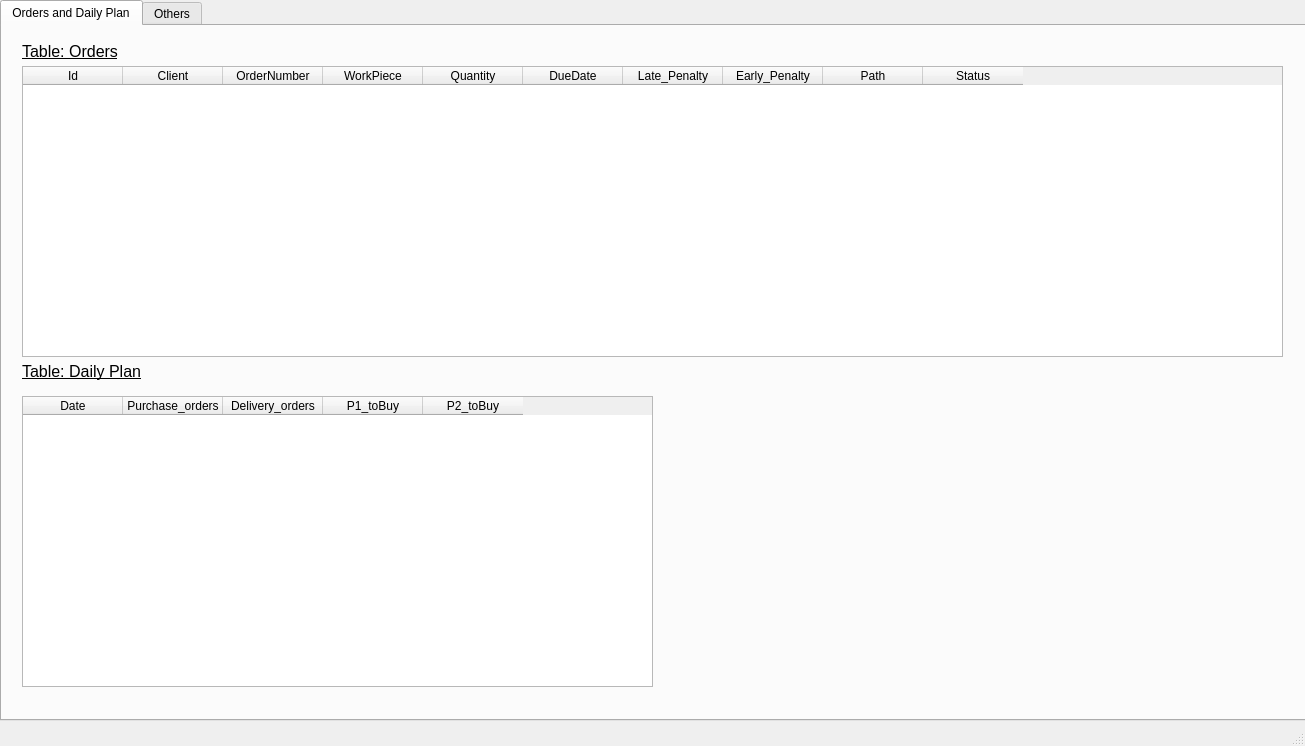
This is ERP/DesignInterfaceErp.ui in zemendes1/Shop-Floor-Manager as Qt 5 draws it before an edit. The edited form follows.
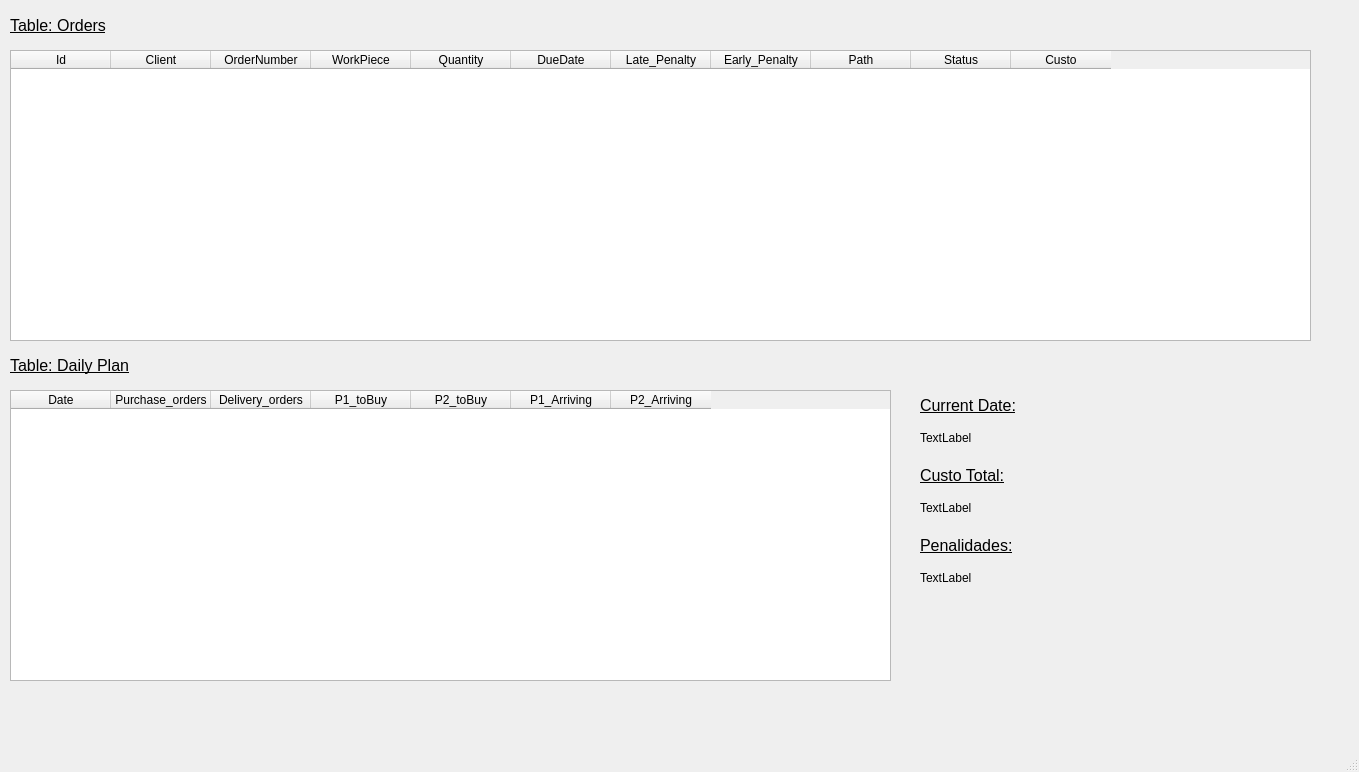
This is the edited form. The open tabs and pages were chosen to show the change.

Commit message: ERP Interface final

What changed in the file:
```diff
--- a/ERP/DesignInterfaceErp.ui
+++ b/ERP/DesignInterfaceErp.ui
@@ -6,84 +6,33 @@
    <rect>
     <x>0</x>
     <y>0</y>
-    <width>1305</width>
-    <height>746</height>
+    <width>1359</width>
+    <height>772</height>
    </rect>
   </property>
   <property name="windowTitle">
    <string>MainWindow</string>
   </property>
   <widget class="QWidget" name="centralwidget">
-   <widget class="QTabWidget" name="tabWidget">
+   <widget class="QLabel" name="label">
     <property name="geometry">
      <rect>
-      <x>0</x>
-      <y>0</y>
-      <width>1331</width>
-      <height>721</height>
-     </rect>
-    </property>
-    <property name="currentIndex">
-     <number>1</number>
-    </property>
-    <widget class="QWidget" name="tab">
-     <attribute name="title">
-      <string>Orders and Daily Plan</string>
-     </attribute>
-     <widget class="QTableWidget" name="tableWidget_2">
-      <property name="geometry">
-       <rect>
-        <x>20</x>
-        <y>370</y>
-        <width>631</width>
-        <height>291</height>
-       </rect>
-      </property>
-      <column>
-       <property name="text">
-        <string>Date</string>
-       </property>
-      </column>
-      <column>
-       <property name="text">
-        <string>Purchase_orders</string>
-       </property>
-      </column>
-      <column>
-       <property name="text">
-        <string>Delivery_orders</string>
-       </property>
-      </column>
-      <column>
-       <property name="text">
-        <string>P1_toBuy</string>
-       </property>
-      </column>
-      <column>
-       <property name="text">
-        <string>P2_toBuy</string>
-       </property>
-      </column>
-     </widget>
-     <widget class="QLabel" name="label_2">
-      <property name="geometry">
-       <rect>
-        <x>20</x>
-        <y>330</y>
-        <width>161</width>
+      <x>10</x>
+      <y>10</y>
+      <width>131</width>
         <height>31</height>
        </rect>
       </property>
       <property name="text">
-       <string>&lt;html&gt;&lt;head/&gt;&lt;body&gt;&lt;p&gt;&lt;span style=&quot; font-size:12pt; text-decoration: underline;&quot;&gt;Table: Daily Plan&lt;/span&gt;&lt;/p&gt;&lt;/body&gt;&lt;/html&gt;</string>
+     <string>&lt;html&gt;&lt;head/&gt;&lt;body&gt;&lt;p&gt;&lt;span style=&quot; font-size:12pt; text-decoration: underline;&quot;&gt;Table: Orders&lt;/span&gt;&lt;/p&gt;&lt;/body&gt;&lt;/html&gt;</string>
       </property>
      </widget>
      <widget class="QTableWidget" name="tableWidget">
       <property name="geometry">
        <rect>
-        <x>20</x>
-        <y>40</y>
-        <width>1261</width>
+      <x>10</x>
+      <y>50</y>
+      <width>1301</width>
         <height>291</height>
        </rect>
       </property>
@@ -137,30 +86,75 @@
         <string>Status</string>
        </property>
       </column>
-     </widget>
-     <widget class="QLabel" name="label">
+    <column>
+     <property name="text">
+      <string>Custo</string>
+     </property>
+    </column>
+   </widget>
+   <widget class="QLabel" name="label_2">
       <property name="geometry">
        <rect>
-        <x>20</x>
-        <y>10</y>
-        <width>131</width>
+      <x>10</x>
+      <y>350</y>
+      <width>161</width>
         <height>31</height>
        </rect>
       </property>
       <property name="text">
-       <string>&lt;html&gt;&lt;head/&gt;&lt;body&gt;&lt;p&gt;&lt;span style=&quot; font-size:12pt; text-decoration: underline;&quot;&gt;Table: Orders&lt;/span&gt;&lt;/p&gt;&lt;/body&gt;&lt;/html&gt;</string>
-      </property>
-     </widget>
-    </widget>
-    <widget class="QWidget" name="tab_2">
-     <attribute name="title">
-      <string>Others</string>
-     </attribute>
-     <widget class="QLabel" name="label_3">
+     <string>&lt;html&gt;&lt;head/&gt;&lt;body&gt;&lt;p&gt;&lt;span style=&quot; font-size:12pt; text-decoration: underline;&quot;&gt;Table: Daily Plan&lt;/span&gt;&lt;/p&gt;&lt;/body&gt;&lt;/html&gt;</string>
+    </property>
+   </widget>
+   <widget class="QTableWidget" name="tableWidget_2">
+    <property name="geometry">
+     <rect>
+      <x>10</x>
+      <y>390</y>
+      <width>881</width>
+      <height>291</height>
+     </rect>
+    </property>
+    <column>
+     <property name="text">
+      <string>Date</string>
+     </property>
+    </column>
+    <column>
+     <property name="text">
+      <string>Purchase_orders</string>
+     </property>
+    </column>
+    <column>
+     <property name="text">
+      <string>Delivery_orders</string>
+     </property>
+    </column>
+    <column>
+     <property name="text">
+      <string>P1_toBuy</string>
+     </property>
+    </column>
+    <column>
+     <property name="text">
+      <string>P2_toBuy</string>
+     </property>
+    </column>
+    <column>
+     <property name="text">
+      <string>P1_Arriving</string>
+     </property>
+    </column>
+    <column>
+     <property name="text">
+      <string>P2_Arriving</string>
+     </property>
+    </column>
+   </widget>
+   <widget class="QLabel" name="label_6">
       <property name="geometry">
        <rect>
-        <x>20</x>
-        <y>20</y>
+      <x>920</x>
+      <y>390</y>
         <width>131</width>
         <height>31</height>
        </rect>
@@ -172,8 +166,8 @@
      <widget class="QLabel" name="CurrentDate">
       <property name="geometry">
        <rect>
-        <x>20</x>
-        <y>60</y>
+      <x>920</x>
+      <y>430</y>
         <width>55</width>
         <height>16</height>
        </rect>
@@ -182,7 +176,57 @@
        <string>TextLabel</string>
       </property>
      </widget>
-    </widget>
+   <widget class="QLabel" name="label_7">
+    <property name="geometry">
+     <rect>
+      <x>920</x>
+      <y>460</y>
+      <width>131</width>
+      <height>31</height>
+     </rect>
+    </property>
+    <property name="text">
+     <string>&lt;html&gt;&lt;head/&gt;&lt;body&gt;&lt;p&gt;&lt;span style=&quot; font-size:12pt; text-decoration: underline;&quot;&gt;Custo Total:&lt;/span&gt;&lt;/p&gt;&lt;/body&gt;&lt;/html&gt;</string>
+    </property>
+   </widget>
+   <widget class="QLabel" name="TotalCost">
+    <property name="geometry">
+     <rect>
+      <x>920</x>
+      <y>500</y>
+      <width>55</width>
+      <height>16</height>
+     </rect>
+    </property>
+    <property name="text">
+     <string>TextLabel</string>
+    </property>
+   </widget>
+   <widget class="QLabel" name="label_8">
+    <property name="geometry">
+     <rect>
+      <x>920</x>
+      <y>530</y>
+      <width>131</width>
+      <height>31</height>
+     </rect>
+    </property>
+    <property name="text">
+     <string>&lt;html&gt;&lt;head/&gt;&lt;body&gt;&lt;p&gt;&lt;span style=&quot; font-size:12pt; text-decoration: underline;&quot;&gt;Penalidades:&lt;/span&gt;&lt;/p&gt;&lt;/body&gt;&lt;/html&gt;</string>
+    </property>
+   </widget>
+   <widget class="QLabel" name="CurrentDate_6">
+    <property name="geometry">
+     <rect>
+      <x>920</x>
+      <y>570</y>
+      <width>55</width>
+      <height>16</height>
+     </rect>
+    </property>
+    <property name="text">
+     <string>TextLabel</string>
+    </property>
    </widget>
   </widget>
   <widget class="QMenuBar" name="menubar">
```
Left out of the diff: 4 changed lines with no effect on the pictures. Lines whose indentation alone changed are shown as unchanged. The commit also changes 1 other file.
